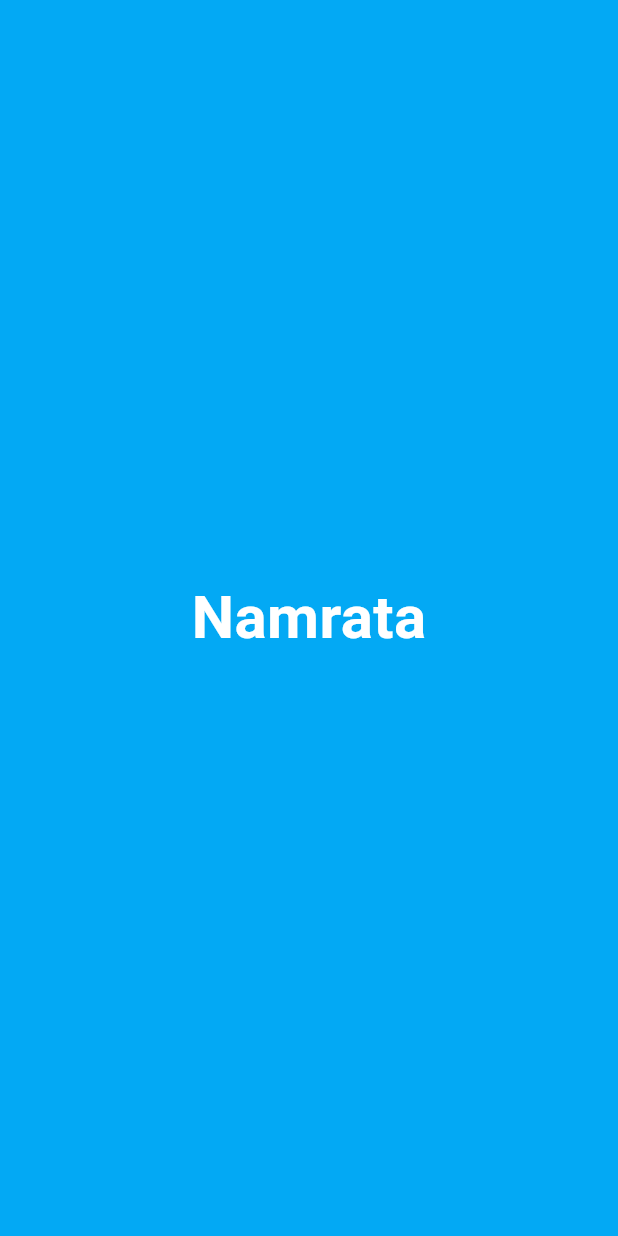
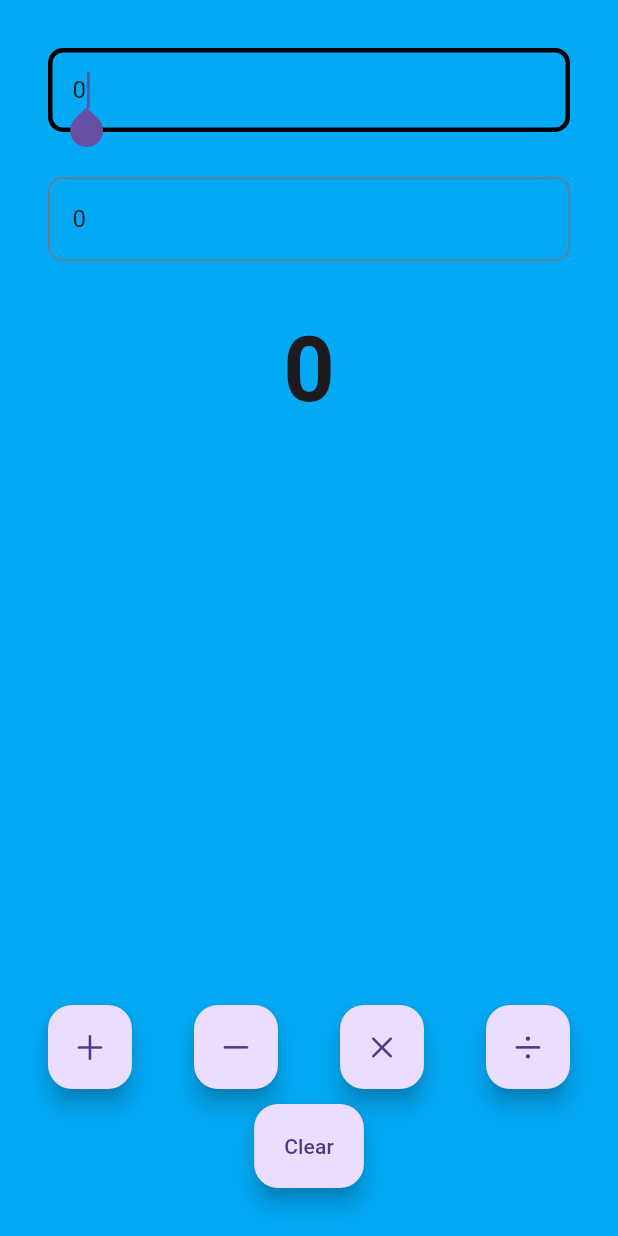
Before and after one commit to namratabose32/Calculator, a Flutter app: the screen it shows after launch, on a phone screen of 412 x 824 dp. Run offline on Flutter 3.47's test engine with Material 3 defaults, Android fonts, the phone set to English and light mode, and no system bars.

Commit message:
feat: Calculator app done

```diff
--- a/lib/app/app.dart
+++ b/lib/app/app.dart
@@ -8,6 +8,9 @@ class MyApp extends StatelessWidget {
 
   @override
   Widget build(BuildContext context) {
-    return MaterialApp(title: "Flutter Learn", home: HomeView());
+    return MaterialApp(
+        title: "Flutter Learn",
+        theme: ThemeData(primarySwatch: Colors.pink),
+        home: const HomeView());
   }
 }
--- /dev/null
+++ b/lib/views/calculator_view.dart
@@ -0,0 +1,176 @@
+// import 'dart:js_interop';
+
+import 'package:flutter/cupertino.dart';
+import 'package:flutter/material.dart';
+
+class CalculatorView extends StatefulWidget {
+  const CalculatorView({super.key});
+
+  @override
+  State<CalculatorView> createState() => _CalculatorViewState();
+}
+
+class _CalculatorViewState extends State<CalculatorView> {
+  int x = 0;
+  int y = 0;
+  num z = 0;
+
+  final displayOneController = TextEditingController();
+  final displayTwoController = TextEditingController();
+  late final AppLifecycleListener _listener;
+
+  @override
+  void initState() {
+    super.initState();
+    displayOneController.text = x.toString();
+    displayTwoController.text = x.toString();
+    _listener = AppLifecycleListener(
+      onShow: _onShow,
+      onHide: _onHide,
+      onResume: _onResume,
+      onDetach: _onDetach,
+      onInactive: _onInactive,
+      onPause: _onPause,
+      onRestart: _onRestart,
+      onStateChange: _onStateChanged,
+      // onExitRequested: _onExitRequested,
+    );
+  }
+
+  void _onShow() => print("onShow called");
+  void _onHide() => print("onHide called");
+  void _onResume() => print("onResume called");
+  void _onDetach() => print("onDetach called");
+  void _onPause() => print("onPause called");
+  void _onInactive() => print("onInactive called");
+  void _onRestart() => print("onRestart called");
+  void _onStateChanged(AppLifecycleState state) =>
+      {print("onStateChanged called with state : $state")};
+
+  @override
+  void dispose() {
+    // what we have to remove
+    displayOneController.dispose();
+    displayTwoController.dispose();
+    _listener.dispose();
+    super.dispose();
+  }
+
+  @override
+  Widget build(BuildContext context) {
+    return Padding(
+      padding: const EdgeInsets.all(32.0),
+      child: Column(
+        children: [
+          //Calculator Display
+          CalculatorDisplay(
+              hint: "Enter 1st Number", controller: displayOneController),
+          const SizedBox(
+            height: 30,
+          ),
+          CalculatorDisplay(
+              hint: "Enter 2nd Number", controller: displayTwoController),
+          const SizedBox(
+            height: 30,
+          ),
+          Text(
+            z.toString(),
+            style: const TextStyle(
+              fontSize: 60,
+              fontWeight: FontWeight.bold,
+            ),
+          ),
+          const Spacer(),
+          Row(
+            mainAxisAlignment: MainAxisAlignment.spaceBetween,
+            children: [
+              FloatingActionButton(
+                onPressed: () {
+                  setState(() {
+                    z = num.tryParse(displayOneController.text)! +
+                        num.tryParse(displayTwoController.text)!;
+                  });
+                },
+                child: const Icon(CupertinoIcons.add),
+              ),
+              FloatingActionButton(
+                onPressed: () {
+                  setState(() {
+                    z = num.tryParse(displayOneController.text)! -
+                        num.tryParse(displayTwoController.text)!;
+                  });
+                },
+                child: const Icon(CupertinoIcons.minus),
+              ),
+              FloatingActionButton(
+                onPressed: () {
+                  setState(() {
+                    z = num.tryParse(displayOneController.text)! *
+                        num.tryParse(displayTwoController.text)!;
+                  });
+                },
+                child: const Icon(CupertinoIcons.multiply),
+              ),
+              FloatingActionButton(
+                onPressed: () {
+                  setState(() {
+                    z = num.tryParse(displayOneController.text)! /
+                        num.tryParse(displayTwoController.text)!;
+                  });
+                },
+                child: const Icon(CupertinoIcons.divide),
+              ),
+            ],
+          ),
+          const SizedBox(
+            height: 10,
+          ),
+          FloatingActionButton.extended(
+              onPressed: () {
+                setState(() {
+                  x = 0;
+                  y = 0;
+                  z = 0;
+                  displayOneController.clear();
+                  displayTwoController.clear();
+                });
+              },
+              label: const Text("Clear"))
+        ],
+      ),
+    );
+  }
+}
+
+class CalculatorDisplay extends StatelessWidget {
+  const CalculatorDisplay(
+      {super.key, required this.controller, this.hint = "Enter a number"});
+
+  final String? hint;
+  final TextEditingController controller;
+
+  @override
+  Widget build(BuildContext context) {
+    return TextField(
+      keyboardType: TextInputType.number,
+      autofocus: true,
+      controller: controller,
+      decoration: InputDecoration(
+          border: OutlineInputBorder(
+            borderSide: const BorderSide(
+              color: Colors.black,
+              width: 3.0,
+            ),
+            borderRadius: BorderRadius.circular(10),
+          ),
+          focusedBorder: OutlineInputBorder(
+              borderSide: const BorderSide(
+                width: 3.0,
+                color: Colors.black,
+              ),
+              borderRadius: BorderRadius.circular(10)),
+          hintText: hint,
+          hintStyle: const TextStyle(color: Colors.white)),
+    );
+  }
+}
--- a/lib/views/home_view.dart
+++ b/lib/views/home_view.dart
@@ -1,19 +1,16 @@
 import 'package:flutter/material.dart';
+import 'package:flutter_learn/views/calculator_view.dart';
 
 class HomeView extends StatelessWidget {
   const HomeView({super.key});
 
   @override
   Widget build(BuildContext context) {
-    return Material(
-        child: Container(
-      color: Colors.lightBlue,
-      child: const Center(
-          child: Text("Namrata",
-              style: TextStyle(
-                  fontSize: 40,
-                  fontWeight: FontWeight.bold,
-                  color: Colors.white))),
-    ));
+    return const Scaffold(
+        backgroundColor: Colors.lightBlue,
+        body: SafeArea(
+          bottom: false,
+          child: CalculatorView(),
+        ));
   }
 }
```
Also changed, not shown: 2 other files.
